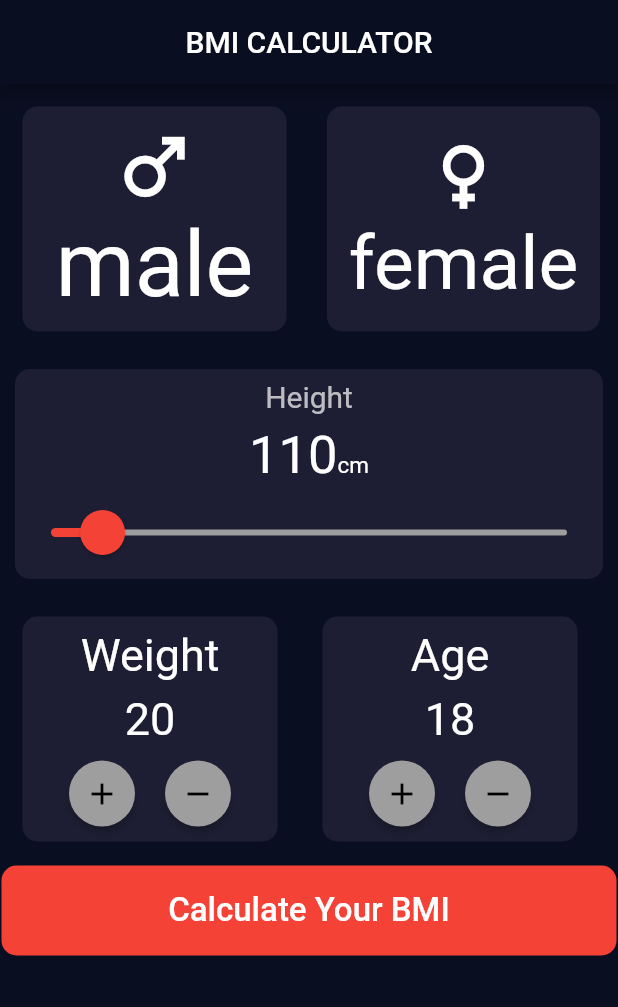
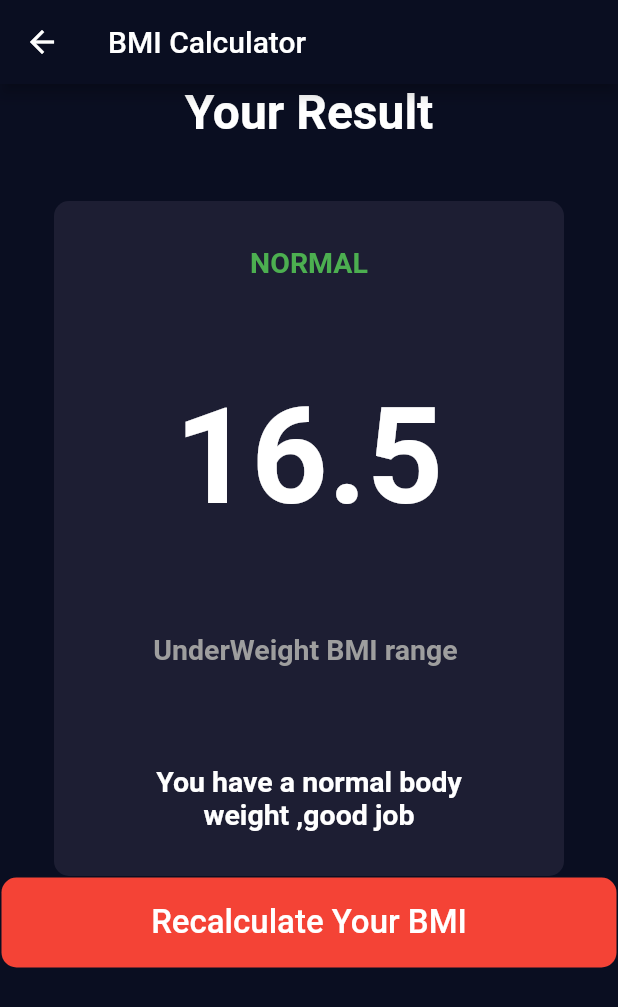
Before and after one commit to sreehari2003/BMI-app, a Flutter app: the screen it shows after launch, after a tap on "Calculate Your BMI", on a phone screen of 412 x 824 dp. Shown: the top 1007 px of the screen. Run offline on Flutter 3.47's test engine with Material 2 defaults, Android fonts, the phone set to English and light mode, and no system bars.

Commit message:
Added whole functionalities

```diff
--- a/lib/main.dart
+++ b/lib/main.dart
@@ -1,5 +1,8 @@
+import 'dart:math';
+
 import 'package:flutter/material.dart';
 import "./components/containers.dart";
+import "./pages/result.dart";
 
 void main() {
   runApp(const Calculator());
@@ -16,7 +19,14 @@ class Calculator extends StatelessWidget {
         scaffoldBackgroundColor: const Color(0xFF0a0E21),
         textTheme: const TextTheme(),
       ),
-      home: const HomeScreen(),
+      initialRoute: "/",
+      routes: {
+        "/": (context) => const HomeScreen(),
+        "/results": (context) => const Results(
+              bmi: "1",
+              results: "you are good",
+            )
+      },
     );
   }
 }
@@ -87,12 +97,14 @@ class _HomeScreenState extends State<HomeScreen> {
     });
   }
 
+//all variables
+  var bmi = "22";
+  var res = "18";
   int _value = 110;
   bool male = false;
   bool female = false;
   var _wieght = 20;
   var _age = 18;
-
   var activeColor = const Color(0xFF1D1E33);
   var activeFemale = const Color(0xFF1D1E33);
   @override
@@ -321,7 +333,19 @@ class _HomeScreenState extends State<HomeScreen> {
               margin: 1,
               color: Colors.red,
               child: TextButton(
-                onPressed: () {},
+                onPressed: () {
+                  setState(() {
+                    bmi = Calculate(height: _value, weight: _wieght)
+                        .calculateBMI();
+                    res =
+                        Calculate(height: _value, weight: _wieght).getResult();
+                  });
+                  Navigator.push(
+                    context,
+                    MaterialPageRoute(
+                        builder: (context) => Results(bmi: bmi, results: res)),
+                  );
+                },
                 child: const Center(
                   child: Text(
                     "Calculate Your BMI",
@@ -347,3 +371,24 @@ enum changeVal {
   addAge,
   removeAge,
 }
+
+class Calculate {
+  Calculate({required this.weight, required this.height});
+  final int weight;
+  final int height;
+  String calculateBMI() {
+    double bmi = weight / pow(height / 100, 2);
+    return bmi.toStringAsFixed(1);
+  }
+
+  String getResult() {
+    double bmi = weight / pow(height / 100, 2);
+    if (bmi >= 25) {
+      return "Overweight";
+    } else if (bmi > 18.5) {
+      return "Normal";
+    } else {
+      return "UnderWeight";
+    }
+  }
+}
--- /dev/null
+++ b/lib/pages/result.dart
@@ -0,0 +1,105 @@
+import 'package:flutter/material.dart';
+import "../components/containers.dart";
+import "../main.dart";
+
+class Results extends StatefulWidget {
+  // ignore: prefer_typing_uninitialized_variables
+  final bmi;
+  // ignore: prefer_typing_uninitialized_variables
+  final results;
+  const Results({Key? key, required this.bmi, required this.results})
+      : super(key: key);
+
+  @override
+  State<Results> createState() => _ResultsState();
+}
+
+class _ResultsState extends State<Results> {
+  @override
+  Widget build(BuildContext context) {
+    return Scaffold(
+      appBar: AppBar(
+        backgroundColor: const Color(0xFF0a0E21),
+        // centerTitle: true,
+        title: const Text("BMI Calculator"),
+      ),
+      body: Column(
+        children: [
+          const Text(
+            "Your Result",
+            style: TextStyle(
+                fontSize: 32, color: Colors.white, fontWeight: FontWeight.bold),
+          ),
+          Container(
+            decoration: BoxDecoration(
+              borderRadius: BorderRadius.circular(
+                10,
+              ),
+              color: const Color(0xFF1D1E33),
+            ),
+            height: 450,
+            width: 340,
+            padding: const EdgeInsets.all(30),
+            margin: const EdgeInsets.fromLTRB(0, 40, 0, 0),
+            child: Center(
+              child: Column(
+                mainAxisAlignment: MainAxisAlignment.spaceBetween,
+                children: [
+                  const Text(
+                    "NORMAL",
+                    style: TextStyle(
+                        color: Colors.green,
+                        fontSize: 19,
+                        fontWeight: FontWeight.bold),
+                  ),
+                  Text(
+                    widget.bmi,
+                    style: const TextStyle(
+                        color: Colors.white,
+                        fontSize: 89,
+                        fontWeight: FontWeight.bold),
+                  ),
+                  Text(
+                    widget.results + " BMI range ",
+                    style: const TextStyle(
+                        color: Colors.grey,
+                        fontSize: 19,
+                        fontWeight: FontWeight.bold),
+                  ),
+                  const Text(
+                    "You have a normal body weight ,good job",
+                    textAlign: TextAlign.center,
+                    style: TextStyle(
+                        color: Colors.white,
+                        fontSize: 19,
+                        fontWeight: FontWeight.bold),
+                  ),
+                ],
+              ),
+            ),
+          ),
+          Boxes(
+            width: 430,
+            height: 60,
+            margin: 1,
+            color: Colors.red,
+            child: TextButton(
+              onPressed: () {
+                Navigator.pop(
+                  context,
+                  MaterialPageRoute(builder: (context) => const HomeScreen()),
+                );
+              },
+              child: const Center(
+                child: Text(
+                  "Recalculate Your BMI",
+                  style: TextStyle(color: Colors.white, fontSize: 22),
+                ),
+              ),
+            ),
+          )
+        ],
+      ),
+    );
+  }
+}
```
Also changed, not shown: 1 other file.
